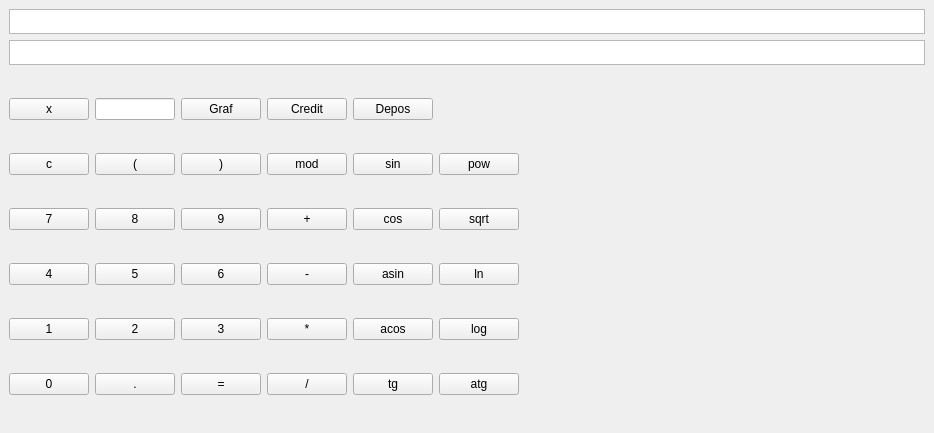
Old version of the form src/mainwindow.ui in the repository mashagwi/Calc.
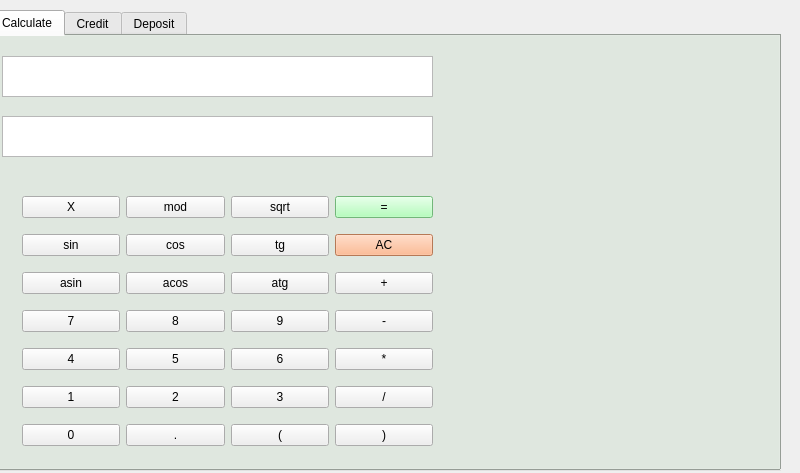
New version of the form. Custom widgets are drawn as their Qt base class.

```diff
--- a/src/mainwindow.ui
+++ b/src/mainwindow.ui
@@ -6,108 +6,70 @@
    <rect>
     <x>0</x>
     <y>0</y>
-    <width>891</width>
-    <height>433</height>
+    <width>800</width>
+    <height>473</height>
    </rect>
   </property>
   <property name="windowTitle">
    <string>MainWindow</string>
   </property>
   <widget class="QWidget" name="centralwidget">
-   <layout class="QGridLayout" name="gridLayout_2">
-    <item row="0" column="1">
-     <layout class="QVBoxLayout" name="verticalLayout_2">
-      <item>
-       <widget class="QPlainTextEdit" name="input">
-        <property name="minimumSize">
-         <size>
-          <width>0</width>
-          <height>0</height>
-         </size>
-        </property>
-        <property name="maximumSize">
-         <size>
-          <width>16777215</width>
-          <height>25</height>
-         </size>
-        </property>
-       </widget>
-      </item>
-      <item>
-       <widget class="QTextBrowser" name="result">
-        <property name="maximumSize">
-         <size>
-          <width>16777215</width>
-          <height>25</height>
-         </size>
-        </property>
-       </widget>
-      </item>
-      <item>
-       <layout class="QHBoxLayout" name="horizontalLayout_2">
-        <item>
+   <widget class="QTabWidget" name="Calc">
+    <property name="geometry">
+     <rect>
+      <x>-10</x>
+      <y>10</y>
+      <width>791</width>
+      <height>461</height>
+     </rect>
+    </property>
+    <property name="styleSheet">
+     <string notr="true">
+QTabWidget{
+
+background-color:rgb(210, 220, 210);
+
+color:black;
+
+}
+
+</string>
+    </property>
+    <property name="currentIndex">
+     <number>0</number>
+    </property>
+    <widget class="QWidget" name="calc">
+     <attribute name="title">
+      <string>Calculate</string>
+     </attribute>
+     <widget class="QWidget" name="gridLayoutWidget">
+      <property name="geometry">
+       <rect>
+        <x>30</x>
+        <y>150</y>
+        <width>411</width>
+        <height>270</height>
+       </rect>
+      </property>
          <layout class="QGridLayout" name="gridLayout">
-          <item row="4" column="5">
-           <widget class="QPushButton" name="log">
+       <item row="0" column="0">
+        <widget class="QPushButton" name="x">
             <property name="text">
-             <string>log</string>
-            </property>
-            <attribute name="buttonGroup">
-             <string notr="true">func</string>
-            </attribute>
-           </widget>
-          </item>
-          <item row="1" column="4">
-           <widget class="QPushButton" name="sin">
+          <string>X</string>
+         </property>
+        </widget>
+       </item>
+       <item row="3" column="2">
+        <widget class="QPushButton" name="nine">
             <property name="text">
-             <string>sin</string>
+          <string>9</string>
             </property>
             <attribute name="buttonGroup">
              <string notr="true">func</string>
             </attribute>
            </widget>
           </item>
-          <item row="5" column="5">
-           <widget class="QPushButton" name="atg">
-            <property name="text">
-             <string>atg</string>
-            </property>
-            <attribute name="buttonGroup">
-             <string notr="true">func</string>
-            </attribute>
-           </widget>
-          </item>
-          <item row="2" column="1">
-           <widget class="QPushButton" name="eight">
-            <property name="text">
-             <string>8</string>
-            </property>
-            <attribute name="buttonGroup">
-             <string notr="true">ditgits</string>
-            </attribute>
-           </widget>
-          </item>
-          <item row="3" column="3">
-           <widget class="QPushButton" name="sub">
-            <property name="text">
-             <string>-</string>
-            </property>
-            <attribute name="buttonGroup">
-             <string notr="true">operands</string>
-            </attribute>
-           </widget>
-          </item>
-          <item row="4" column="4">
-           <widget class="QPushButton" name="acos">
-            <property name="text">
-             <string>acos</string>
-            </property>
-            <attribute name="buttonGroup">
-             <string notr="true">func</string>
-            </attribute>
-           </widget>
-          </item>
-          <item row="5" column="4">
+       <item row="1" column="2">
            <widget class="QPushButton" name="tg">
             <property name="text">
              <string>tg</string>
@@ -117,108 +79,54 @@
             </attribute>
            </widget>
           </item>
-          <item row="4" column="2">
-           <widget class="QPushButton" name="three">
-            <property name="text">
-             <string>3</string>
-            </property>
-            <attribute name="buttonGroup">
-             <string notr="true">ditgits</string>
-            </attribute>
-           </widget>
-          </item>
-          <item row="1" column="1">
-           <widget class="QPushButton" name="obracket">
-            <property name="text">
-             <string>(</string>
-            </property>
-            <attribute name="buttonGroup">
-             <string notr="true">brackets</string>
-            </attribute>
-           </widget>
-          </item>
-          <item row="0" column="3">
-           <widget class="QPushButton" name="credit">
-            <property name="text">
-             <string>Credit</string>
-            </property>
-           </widget>
-          </item>
-          <item row="3" column="0">
+       <item row="4" column="0">
            <widget class="QPushButton" name="four">
             <property name="text">
              <string>4</string>
             </property>
             <attribute name="buttonGroup">
-             <string notr="true">ditgits</string>
+          <string notr="true">digit</string>
+         </attribute>
+        </widget>
+       </item>
+       <item row="6" column="1">
+        <widget class="QPushButton" name="dot">
+         <property name="text">
+          <string>.</string>
+         </property>
+        </widget>
+       </item>
+       <item row="5" column="1">
+        <widget class="QPushButton" name="two">
+         <property name="text">
+          <string>2</string>
+         </property>
+         <attribute name="buttonGroup">
+          <string notr="true">digit</string>
+         </attribute>
+        </widget>
+       </item>
+       <item row="2" column="0">
+        <widget class="QPushButton" name="asin">
+         <property name="text">
+          <string>asin</string>
+         </property>
+         <attribute name="buttonGroup">
+          <string notr="true">func</string>
             </attribute>
            </widget>
           </item>
           <item row="1" column="0">
-           <widget class="QPushButton" name="clear">
+        <widget class="QPushButton" name="sin">
             <property name="text">
-             <string>c</string>
-            </property>
-           </widget>
-          </item>
-          <item row="1" column="3">
-           <widget class="QPushButton" name="mod">
-            <property name="text">
-             <string>mod</string>
-            </property>
-            <attribute name="buttonGroup">
-             <string notr="true">operands</string>
-            </attribute>
-           </widget>
-          </item>
-          <item row="1" column="5">
-           <widget class="QPushButton" name="pow">
-            <property name="text">
-             <string>pow</string>
+          <string>sin</string>
             </property>
             <attribute name="buttonGroup">
              <string notr="true">func</string>
             </attribute>
            </widget>
           </item>
-          <item row="0" column="0">
-           <widget class="QPushButton" name="x">
-            <property name="text">
-             <string>x</string>
-            </property>
-           </widget>
-          </item>
-          <item row="3" column="1">
-           <widget class="QPushButton" name="five">
-            <property name="text">
-             <string>5</string>
-            </property>
-            <attribute name="buttonGroup">
-             <string notr="true">ditgits</string>
-            </attribute>
-           </widget>
-          </item>
-          <item row="4" column="0">
-           <widget class="QPushButton" name="one">
-            <property name="text">
-             <string>1</string>
-            </property>
-            <attribute name="buttonGroup">
-             <string notr="true">ditgits</string>
-            </attribute>
-           </widget>
-          </item>
-          <item row="1" column="2">
-           <widget class="QPushButton" name="Cbracket">
-            <property name="text">
-             <string>)</string>
-            </property>
-            <attribute name="buttonGroup">
-             <string notr="true">brackets</string>
-            </attribute>
-           </widget>
-          </item>
-          <item row="5" column="0">
+       <item row="6" column="0">
            <widget class="QPushButton" name="zero">
             <property name="text">
              <string>0</string>
@@ -228,7 +136,27 @@
             </attribute>
            </widget>
           </item>
-          <item row="3" column="2">
+       <item row="5" column="0">
+        <widget class="QPushButton" name="one">
+         <property name="text">
+          <string>1</string>
+         </property>
+         <attribute name="buttonGroup">
+          <string notr="true">digit</string>
+         </attribute>
+        </widget>
+       </item>
+       <item row="2" column="3">
+        <widget class="QPushButton" name="plus">
+         <property name="text">
+          <string>+</string>
+         </property>
+         <attribute name="buttonGroup">
+          <string notr="true">operant</string>
+         </attribute>
+        </widget>
+       </item>
+       <item row="4" column="2">
            <widget class="QPushButton" name="six">
             <property name="text">
              <string>6</string>
@@ -238,11 +166,24 @@
             </attribute>
            </widget>
           </item>
-          <item row="5" column="1">
-           <widget class="QPushButton" name="dot">
+       <item row="3" column="3">
+        <widget class="QPushButton" name="sub">
             <property name="text">
-             <string>.</string>
-            </property>
+          <string>-</string>
+         </property>
+         <attribute name="buttonGroup">
+          <string notr="true">operant</string>
+         </attribute>
+        </widget>
+       </item>
+       <item row="3" column="0">
+        <widget class="QPushButton" name="seven">
+         <property name="text">
+          <string>7</string>
+         </property>
+         <attribute name="buttonGroup">
+          <string notr="true">digit</string>
+         </attribute>
            </widget>
           </item>
           <item row="5" column="3">
@@ -255,44 +196,7 @@
             </attribute>
            </widget>
           </item>
-          <item row="4" column="3">
-           <widget class="QPushButton" name="mul">
-            <property name="text">
-             <string>*</string>
-            </property>
-            <attribute name="buttonGroup">
-             <string notr="true">operands</string>
-            </attribute>
-           </widget>
-          </item>
-          <item row="2" column="3">
-           <widget class="QPushButton" name="plus">
-            <property name="text">
-             <string>+</string>
-            </property>
-            <attribute name="buttonGroup">
-             <string notr="true">operands</string>
-            </attribute>
-           </widget>
-          </item>
-          <item row="0" column="2">
-           <widget class="QPushButton" name="graf">
-            <property name="text">
-             <string>Graf</string>
-            </property>
-           </widget>
-          </item>
-          <item row="3" column="5">
-           <widget class="QPushButton" name="ln">
-            <property name="text">
-             <string>ln</string>
-            </property>
-            <attribute name="buttonGroup">
-             <string notr="true">func</string>
-            </attribute>
-           </widget>
-          </item>
-          <item row="2" column="4">
+       <item row="1" column="1">
            <widget class="QPushButton" name="cos">
             <property name="text">
              <string>cos</string>
@@ -302,40 +206,34 @@
             </attribute>
            </widget>
           </item>
-          <item row="0" column="4">
-           <widget class="QPushButton" name="depos">
-            <property name="text">
-             <string>Depos</string>
-            </property>
-           </widget>
-          </item>
-          <item row="0" column="1">
-           <widget class="QLineEdit" name="val"/>
-          </item>
-          <item row="3" column="4">
-           <widget class="QPushButton" name="asin">
+       <item row="1" column="3">
+        <widget class="QPushButton" name="clear">
+         <property name="styleSheet">
+          <string notr="true">QPushButton{
+
+background-color:rgb(255, 170, 120);
+
+color:black;
+
+}
+
+
+
+QPushButton: pressed{
+
+background-color:qlineagradient(x1: 0, y1: 0, x2:0, y2:1, stop: 0 rgb (255, 180, 140), stop: 1 rgb (255, 182, 150));
+
+}</string>
+         </property>
             <property name="text">
-             <string>asin</string>
-            </property>
-            <attribute name="buttonGroup">
-             <string notr="true">func</string>
-            </attribute>
-           </widget>
-          </item>
-          <item row="2" column="0">
-           <widget class="QPushButton" name="seven">
+          <string>AC</string>
+         </property>
+        </widget>
+       </item>
+       <item row="2" column="2">
+        <widget class="QPushButton" name="atg">
             <property name="text">
-             <string>7</string>
-            </property>
-            <attribute name="buttonGroup">
-             <string notr="true">ditgits</string>
-            </attribute>
-           </widget>
-          </item>
-          <item row="2" column="5">
-           <widget class="QPushButton" name="sqrt">
-            <property name="text">
-             <string>sqrt</string>
+          <string>atg</string>
             </property>
             <attribute name="buttonGroup">
              <string notr="true">func</string>
@@ -343,59 +241,153 @@
            </widget>
           </item>
           <item row="4" column="1">
-           <widget class="QPushButton" name="two">
+        <widget class="QPushButton" name="five">
             <property name="text">
-             <string>2</string>
+          <string>5</string>
             </property>
             <attribute name="buttonGroup">
              <string notr="true">ditgits</string>
             </attribute>
            </widget>
           </item>
-          <item row="5" column="2">
+       <item row="6" column="2">
+        <widget class="QPushButton" name="obracket">
+         <property name="text">
+          <string>(</string>
+         </property>
+         <attribute name="buttonGroup">
+          <string notr="true">brackets</string>
+         </attribute>
+        </widget>
+       </item>
+       <item row="0" column="3">
            <widget class="QPushButton" name="equal">
+         <property name="styleSheet">
+          <string notr="true">QPushButton{
+
+background-color:rgb(160, 255, 170);
+
+color:black;
+
+}
+
+QPushButton: pressed{
+
+background-color:qlineagradient(x1: 0, y1: 0, x2:0, y2:1, stop: 0 rgb (160, 275, 190), stop: 1 rgb (160, 280, 200));
+
+}</string>
+         </property>
             <property name="text">
              <string>=</string>
             </property>
            </widget>
           </item>
-          <item row="2" column="2">
-           <widget class="QPushButton" name="nine">
+       <item row="0" column="1">
+        <widget class="QPushButton" name="mod">
             <property name="text">
-             <string>9</string>
+          <string>mod</string>
             </property>
             <attribute name="buttonGroup">
              <string notr="true">ditgits</string>
             </attribute>
            </widget>
           </item>
-         </layout>
-        </item>
-        <item>
-         <widget class="QCustomPlot" name="widgetplot" native="true">
-          <property name="minimumSize">
-           <size>
-            <width>400</width>
-            <height>300</height>
-           </size>
-          </property>
-         </widget>
-        </item>
-       </layout>
-      </item>
-     </layout>
-    </item>
-   </layout>
-  </widget>
- </widget>
- <customwidgets>
-  <customwidget>
-   <class>QCustomPlot</class>
-   <extends>QWidget</extends>
-   <header>qcustomplot.h</header>
-   <container>1</container>
-  </customwidget>
- </customwidgets>
+       <item row="2" column="1">
+        <widget class="QPushButton" name="acos">
+         <property name="text">
+          <string>acos</string>
+         </property>
+         <attribute name="buttonGroup">
+          <string notr="true">func</string>
+         </attribute>
+        </widget>
+       </item>
+       <item row="0" column="2">
+        <widget class="QPushButton" name="sqrt">
+         <property name="text">
+          <string>sqrt</string>
+         </property>
+         <attribute name="buttonGroup">
+          <string notr="true">func</string>
+         </attribute>
+        </widget>
+       </item>
+       <item row="5" column="2">
+        <widget class="QPushButton" name="three">
+         <property name="text">
+          <string>3</string>
+         </property>
+         <attribute name="buttonGroup">
+          <string notr="true">digit</string>
+         </attribute>
+        </widget>
+       </item>
+       <item row="3" column="1">
+        <widget class="QPushButton" name="eight">
+         <property name="text">
+          <string>8</string>
+         </property>
+         <attribute name="buttonGroup">
+          <string notr="true">digit</string>
+         </attribute>
+        </widget>
+       </item>
+       <item row="4" column="3">
+        <widget class="QPushButton" name="mult">
+         <property name="text">
+          <string>*</string>
+         </property>
+         <attribute name="buttonGroup">
+          <string notr="true">operant</string>
+         </attribute>
+        </widget>
+       </item>
+       <item row="6" column="3">
+        <widget class="QPushButton" name="cbracket">
+         <property name="text">
+          <string>)</string>
+         </property>
+         <attribute name="buttonGroup">
+          <string notr="true">brackets</string>
+         </attribute>
+        </widget>
+       </item>
+      </layout>
+     </widget>
+     <widget class="QTextBrowser" name="result">
+      <property name="geometry">
+       <rect>
+        <x>10</x>
+        <y>80</y>
+        <width>431</width>
+        <height>41</height>
+       </rect>
+      </property>
+     </widget>
+     <widget class="QPlainTextEdit" name="input">
+      <property name="geometry">
+       <rect>
+        <x>10</x>
+        <y>20</y>
+        <width>431</width>
+        <height>41</height>
+       </rect>
+      </property>
+     </widget>
+    </widget>
+    <widget class="QWidget" name="credit">
+     <attribute name="title">
+      <string>Credit</string>
+     </attribute>
+    </widget>
+    <widget class="QWidget" name="deposit">
+     <attribute name="title">
+      <string>Deposit</string>
+     </attribute>
+    </widget>
+   </widget>
+  </widget>
+ </widget>
  <resources/>
  <connections/>
  <buttongroups>
```
Left out of the diff: 20 changed lines with no effect on the pictures. Lines whose indentation alone changed are shown as unchanged.
